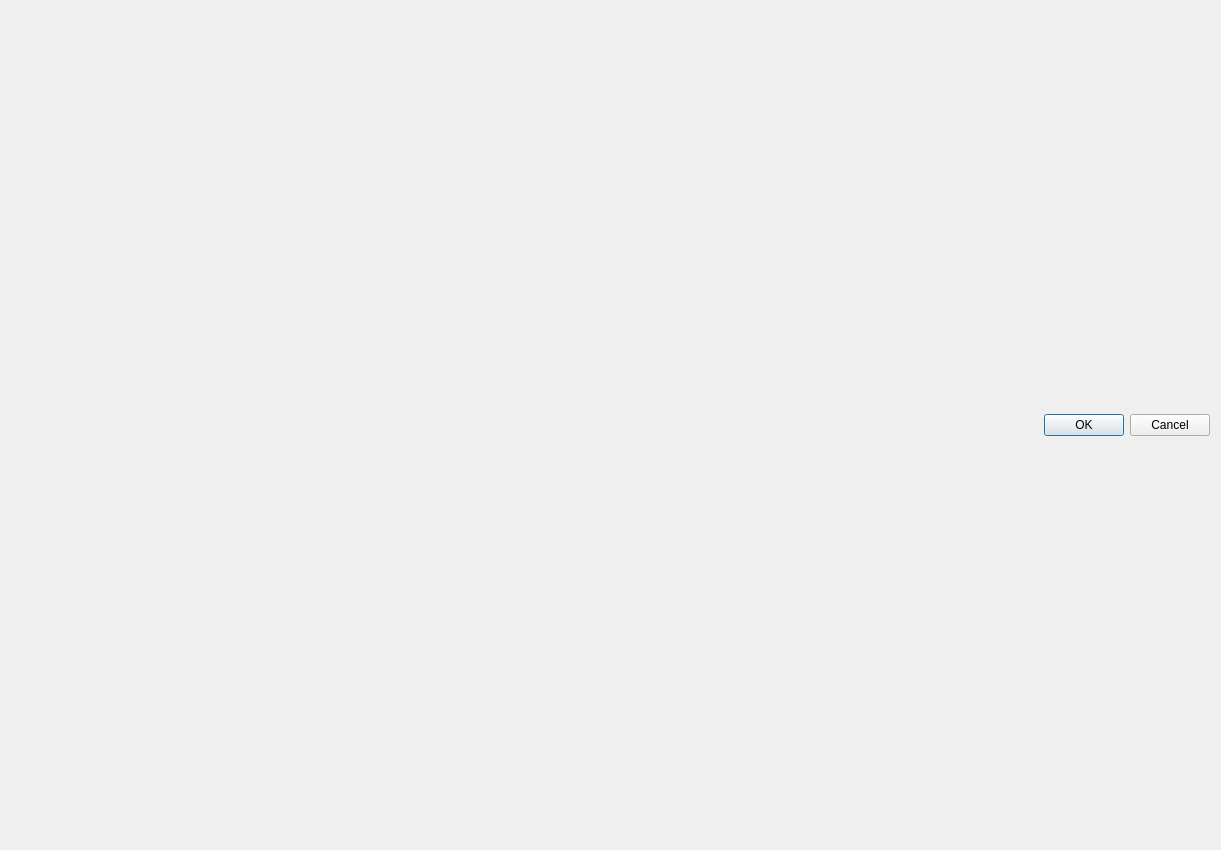
Before: the Qt Designer form ca_framework/plugins/src/PeriodicSetupDialog.ui in andrewrhyder/epicsqt, drawn with Qt 5.
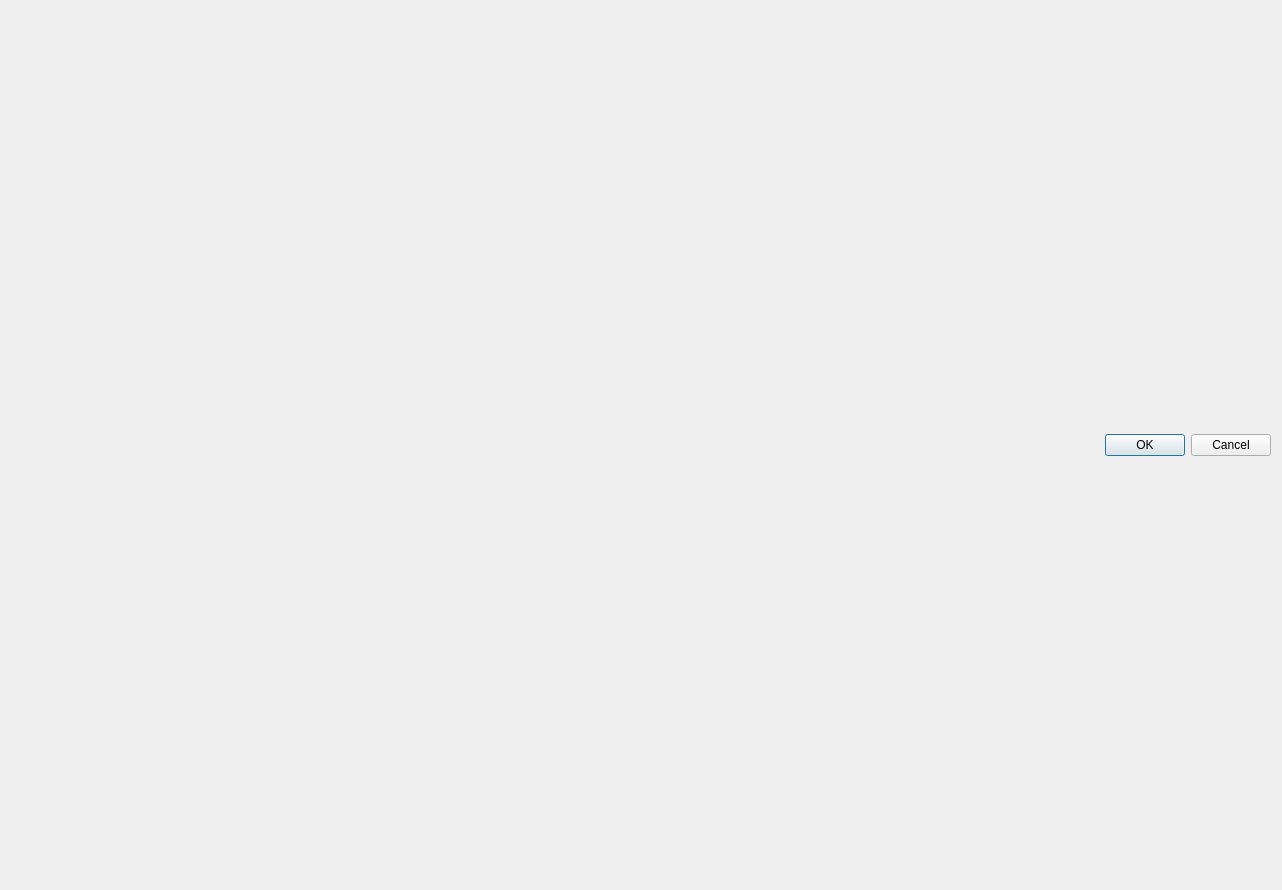
After: the same form once the commit is applied.

Commit message: Tidy Periodic selection dialog Add additional 'generic' types to QCaFloatingFormatting

The edit to the form file:
```diff
--- a/ca_framework/plugins/src/PeriodicSetupDialog.ui
+++ b/ca_framework/plugins/src/PeriodicSetupDialog.ui
@@ -6,8 +6,8 @@
    <rect>
     <x>0</x>
     <y>0</y>
-    <width>1221</width>
-    <height>850</height>
+    <width>1282</width>
+    <height>890</height>
    </rect>
   </property>
   <property name="sizePolicy">
```
The commit also changes 2 other files.
